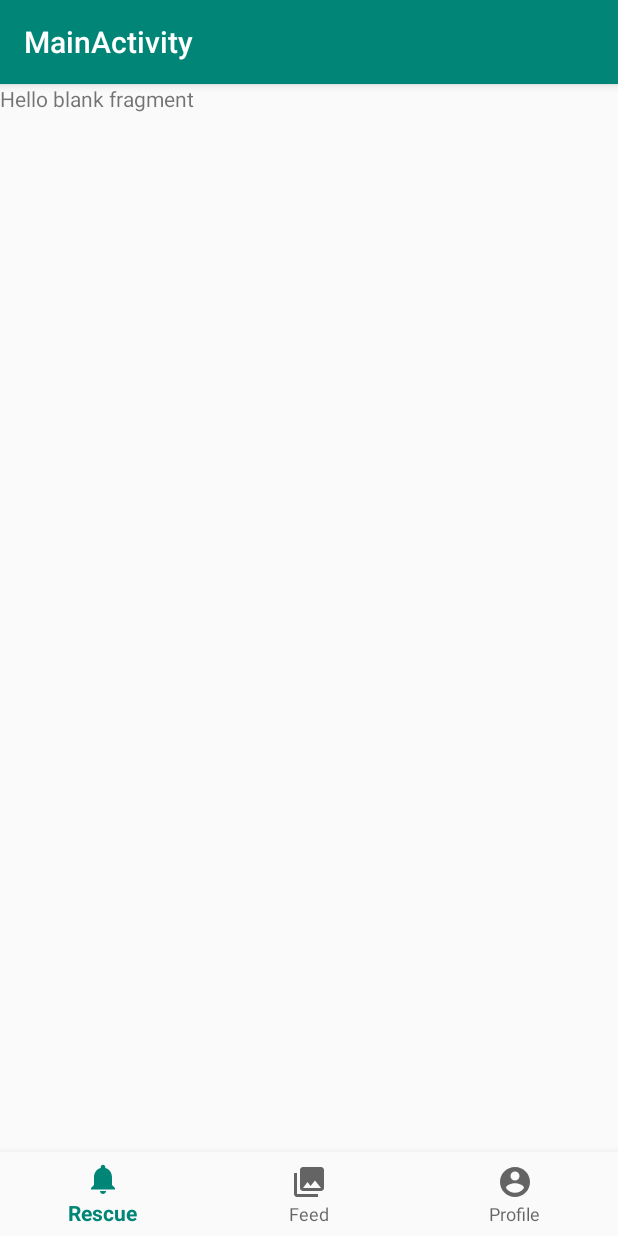
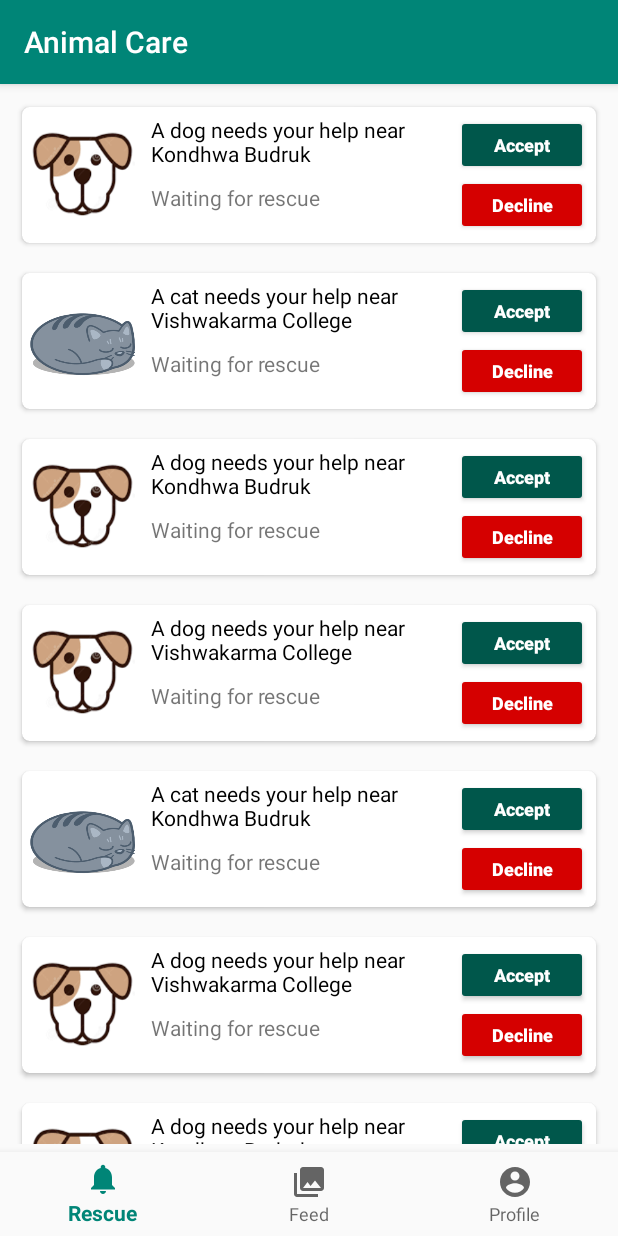
Before and after one commit to atharvakale31/AnimalCare, an Android app: the RescueRequestsFragment screen opened directly, with no data from a screen before it, on a phone screen of 412 x 824 dp. Run offline under Robolectric (Android 15) with nearby library versions, the phone set to English and light mode, and no system bars; our stand-ins replace CircleImageView, navigation-ui.

Commit message:
Added recyclerview to rescue requests

```diff
--- a/app/build.gradle
+++ b/app/build.gradle
@@ -40,6 +40,7 @@ dependencies {
     implementation 'com.google.android.material:material:1.1.0'
     implementation 'de.hdodenhof:circleimageview:3.1.0'
     implementation 'com.google.firebase:firebase-database:19.3.0'
+    implementation 'com.google.android.material:material:1.3.0-alpha01'
     implementation 'com.github.bumptech.glide:glide:4.11.0'
     // Skip this if you don't want to use integration libraries or configure Glide.
     annotationProcessor 'com.github.bumptech.glide:compiler:4.11.0'
--- /dev/null
+++ b/app/src/main/java/com/example/animalcare/RescueCard.java
@@ -0,0 +1,26 @@
+package com.example.animalcare;
+
+public class RescueCard {
+
+    private String animalType;
+    private String animalLocationLandmark;
+    private String rescueStatus;
+
+    public RescueCard(String animalType, String animalLocationLandmark, String rescueStatus) {
+        this.animalType = animalType;
+        this.animalLocationLandmark = animalLocationLandmark;
+        this.rescueStatus = rescueStatus;
+    }
+
+    public String getAnimalType() {
+        return animalType;
+    }
+
+    public String getAnimalLocationLandmark() {
+        return animalLocationLandmark;
+    }
+
+    public String getRescueStatus() {
+        return rescueStatus;
+    }
+}
--- /dev/null
+++ b/app/src/main/java/com/example/animalcare/RescueRequestRecyclerViewAdapter.java
@@ -0,0 +1,71 @@
+package com.example.animalcare;
+
+import android.view.LayoutInflater;
+import android.view.View;
+import android.view.ViewGroup;
+import android.widget.Button;
+import android.widget.ImageView;
+import android.widget.TextView;
+
+import androidx.annotation.NonNull;
+import androidx.recyclerview.widget.RecyclerView;
+
+import java.util.ArrayList;
+
+import de.hdodenhof.circleimageview.CircleImageView;
+
+public class RescueRequestRecyclerViewAdapter extends RecyclerView.Adapter<RescueRequestRecyclerViewAdapter.RescueViewHolder> {
+
+    private ArrayList<RescueCard> rescueArrayList;
+
+    public RescueRequestRecyclerViewAdapter(ArrayList<RescueCard> rescueArrayList){
+        this.rescueArrayList = rescueArrayList;
+
+    }
+
+    @NonNull
+    @Override
+    public RescueViewHolder onCreateViewHolder(@NonNull ViewGroup parent, int viewType) {
+        View view = LayoutInflater.from(parent.getContext()).inflate(R.layout.card_rescue_requests,parent,false);
+        return new RescueViewHolder(view);
+    }
+
+    @Override
+    public void onBindViewHolder(@NonNull RescueViewHolder holder, int position) {
+
+        RescueCard currentRescueCard = rescueArrayList.get(position);
+
+        if(currentRescueCard.getAnimalType().toLowerCase().equals("dog"))
+            holder.imageViewAnimalType.setImageResource(R.drawable.doggylogo);
+        else if(currentRescueCard.getAnimalType().toLowerCase().equals("cat"))
+            holder.imageViewAnimalType.setImageResource(R.drawable.cat);
+
+        holder.textViewRescueStatus.setText(currentRescueCard.getRescueStatus());
+        holder.textViewAnimalLocationLandmark.setText(currentRescueCard.getAnimalLocationLandmark());
+
+    }
+
+
+    public static class RescueViewHolder extends RecyclerView.ViewHolder{
+
+        private TextView textViewAnimalLocationLandmark, textViewRescueStatus;
+        private Button btnAcceptRescue, btnDeclineRescue;
+        private ImageView imageViewAnimalType;
+
+        public RescueViewHolder(@NonNull View itemView) {
+            super(itemView);
+
+            textViewAnimalLocationLandmark = itemView.findViewById(R.id.textViewAnimalLocationLandmark);
+            textViewRescueStatus = itemView.findViewById(R.id.textViewRescueStatus);
+            btnAcceptRescue = itemView.findViewById(R.id.btnAcceptRescue);
+            btnDeclineRescue = itemView.findViewById(R.id.btnDeclineRescue);
+            imageViewAnimalType = itemView.findViewById(R.id.imageViewAnimalType);
+
+        }
+    }
+
+    @Override
+    public int getItemCount() {
+        return rescueArrayList.size();
+    }
+}
--- a/app/src/main/java/com/example/animalcare/RescueRequestsFragment.java
+++ b/app/src/main/java/com/example/animalcare/RescueRequestsFragment.java
@@ -2,17 +2,18 @@ package com.example.animalcare;
 
 import android.os.Bundle;
 
+import androidx.annotation.NonNull;
+import androidx.annotation.Nullable;
 import androidx.fragment.app.Fragment;
+import androidx.recyclerview.widget.LinearLayoutManager;
+import androidx.recyclerview.widget.RecyclerView;
 
 import android.view.LayoutInflater;
 import android.view.View;
 import android.view.ViewGroup;
 
-/**
- * A simple {@link Fragment} subclass.
- * Use the {@link RescueRequestsFragment#newInstance} factory method to
- * create an instance of this fragment.
- */
+import java.util.ArrayList;
+
 public class RescueRequestsFragment extends Fragment {
 
     // TODO: Rename parameter arguments, choose names that match
@@ -24,19 +25,15 @@ public class RescueRequestsFragment extends Fragment {
     private String mParam1;
     private String mParam2;
 
+    private RecyclerView recyclerView;
+    private RescueRequestRecyclerViewAdapter recyclerViewAdapter;
+    private ArrayList<RescueCard> rescueCardArrayList;
+
     public RescueRequestsFragment() {
         // Required empty public constructor
     }
 
-    /**
-     * Use this factory method to create a new instance of
-     * this fragment using the provided parameters.
-     *
-     * @param param1 Parameter 1.
-     * @param param2 Parameter 2.
-     * @return A new instance of fragment RescueRequestsFragment.
-     */
-    // TODO: Rename and change types and number of parameters
+
     public static RescueRequestsFragment newInstance(String param1, String param2) {
         RescueRequestsFragment fragment = new RescueRequestsFragment();
         Bundle args = new Bundle();
@@ -58,7 +55,36 @@ public class RescueRequestsFragment extends Fragment {
     @Override
     public View onCreateView(LayoutInflater inflater, ViewGroup container,
                              Bundle savedInstanceState) {
-        // Inflate the layout for this fragment
         return inflater.inflate(R.layout.fragment_rescue_requests, container, false);
     }
+
+    @Override
+    public void onViewCreated(@NonNull View view, @Nullable Bundle savedInstanceState) {
+        super.onViewCreated(view, savedInstanceState);
+
+        recyclerView = view.findViewById(R.id.recyclerView_rescue_requests);
+        rescueCardArrayList = new ArrayList<>();
+        temp();
+        recyclerViewAdapter = new RescueRequestRecyclerViewAdapter(rescueCardArrayList);
+        recyclerView.setLayoutManager(new LinearLayoutManager(getContext(),LinearLayoutManager.VERTICAL,false));
+        recyclerView.setAdapter(recyclerViewAdapter);
+    }
+
+    public void temp(){
+        rescueCardArrayList.add(new RescueCard("dog","A dog needs your help near Kondhwa Budruk",
+                "Waiting for rescue"));
+        rescueCardArrayList.add(new RescueCard("cat","A cat needs your help near Vishwakarma College",
+                "Waiting for rescue"));
+        rescueCardArrayList.add(new RescueCard("dog","A dog needs your help near Kondhwa Budruk",
+                "Waiting for rescue"));
+        rescueCardArrayList.add(new RescueCard("dog","A dog needs your help near Vishwakarma College",
+                "Waiting for rescue"));
+        rescueCardArrayList.add(new RescueCard("cat","A cat needs your help near Kondhwa Budruk",
+                "Waiting for rescue"));
+        rescueCardArrayList.add(new RescueCard("dog","A dog needs your help near Vishwakarma College",
+                "Waiting for rescue"));
+        rescueCardArrayList.add(new RescueCard("dog","A dog needs your help near Kondhwa Budruk",
+                "Waiting for rescue"));
+    }
+
 }
--- /dev/null
+++ b/app/src/main/res/layout/card_rescue_requests.xml
@@ -0,0 +1,83 @@
+<?xml version="1.0" encoding="utf-8"?>
+<androidx.cardview.widget.CardView
+    xmlns:android="http://schemas.android.com/apk/res/android"
+    xmlns:app="http://schemas.android.com/apk/res-auto"
+    android:layout_width="match_parent"
+    android:layout_height="wrap_content"
+    app:cardUseCompatPadding="true"
+    android:layout_marginHorizontal="5dp"
+    android:layout_marginVertical="5dp"
+    app:cardCornerRadius="5dp">
+
+    <LinearLayout
+        android:layout_width="match_parent"
+        android:layout_height="wrap_content"
+        android:orientation="horizontal">
+
+        <ImageView
+            android:id="@+id/imageViewAnimalType"
+            android:layout_width="70dp"
+            android:layout_height="60dp"
+            android:src="@drawable/doggylogo"
+            android:scaleType="fitXY"
+            android:layout_marginVertical="5dp"
+            android:layout_marginHorizontal="5dp"
+            android:layout_gravity="center_vertical"/>
+
+        <LinearLayout
+            android:layout_width="0dp"
+            android:layout_height="match_parent"
+            android:orientation="vertical"
+            android:layout_weight="1"
+            android:layout_margin="5dp">
+
+            <TextView
+                android:id="@+id/textViewAnimalLocationLandmark"
+                android:layout_width="match_parent"
+                android:layout_height="wrap_content"
+                android:textColor="@android:color/black"
+                android:text="A dog needs your help near Kondhwa Budruk" />
+
+            <TextView
+                android:id="@+id/textViewRescueStatus"
+                android:layout_marginTop="10dp"
+                android:layout_width="match_parent"
+                android:layout_height="wrap_content"
+                android:text="Waiting for rescue" />
+
+        </LinearLayout>
+
+        <LinearLayout
+            android:id="@+id/linearLayoutRescueBtn"
+            android:layout_width="wrap_content"
+            android:layout_height="wrap_content"
+            android:orientation="vertical"
+            android:layout_margin="5dp">
+
+            <Button
+                android:id="@+id/btnAcceptRescue"
+                android:layout_width="wrap_content"
+                android:layout_height="40dp"
+                android:text="Accept"
+                android:textSize="12sp"
+                android:textAllCaps="false"
+                android:textStyle="bold"
+                android:textColor="#FFFF"
+                android:backgroundTint="@color/colorPrimaryDark"
+                />
+
+            <Button
+                android:id="@+id/btnDeclineRescue"
+                android:layout_width="wrap_content"
+                android:layout_height="40dp"
+                android:text="Decline"
+                android:textSize="12sp"
+                android:textStyle="bold"
+                android:textColor="#FFFF"
+                android:backgroundTint="#D50000"
+                android:textAllCaps="false"/>
+        </LinearLayout>
+
+    </LinearLayout>
+
+</androidx.cardview.widget.CardView>
--- a/app/src/main/res/layout/fragment_rescue_requests.xml
+++ b/app/src/main/res/layout/fragment_rescue_requests.xml
@@ -5,10 +5,15 @@
     android:layout_height="match_parent"
     tools:context=".RescueRequestsFragment">
 
-    <!-- TODO: Update blank fragment layout -->
-    <TextView
+    <androidx.constraintlayout.widget.ConstraintLayout
         android:layout_width="match_parent"
-        android:layout_height="match_parent"
-        android:text="@string/hello_blank_fragment" />
+        android:layout_height="match_parent">
+
+        <androidx.recyclerview.widget.RecyclerView
+            android:id="@+id/recyclerView_rescue_requests"
+            android:layout_width="match_parent"
+            android:layout_height="match_parent"
+            android:layout_margin="5dp"/>
+    </androidx.constraintlayout.widget.ConstraintLayout>
 
 </FrameLayout>
--- a/app/src/main/res/values/strings.xml
+++ b/app/src/main/res/values/strings.xml
@@ -4,7 +4,6 @@
     <!-- TODO: Remove or change this placeholder text -->
     <string name="hello_blank_fragment">Hello blank fragment</string>
     <string name="title_activity_maps">Map</string>
-    <string name="title_activity_volunteer_home">MainActivity</string>
     <string name="title_feed">Feed</string>
     <string name="title_profile">Profile</string>
     <string name="title_rescue">Rescue</string>
```
Also changed, not shown: app/src/main/AndroidManifest.xml (+1 -15 lines), app/src/main/res/drawable/cat.png (added).
